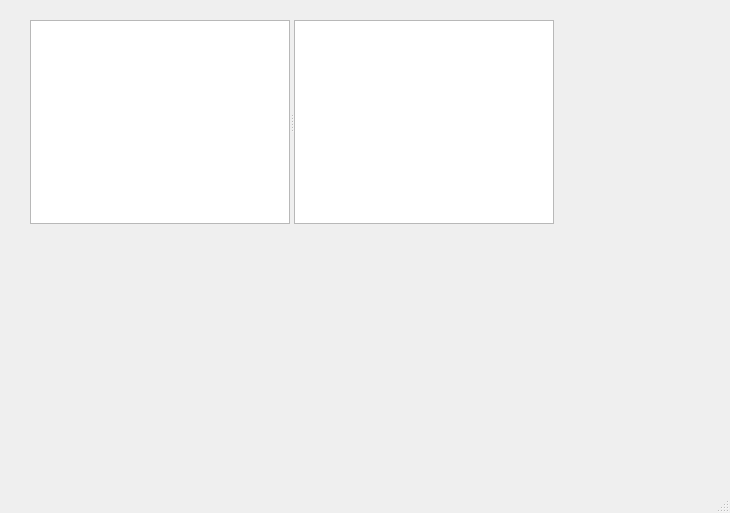
Ne-GH/Document, file DocumentTool/MainWindow.ui: the form before one commit.
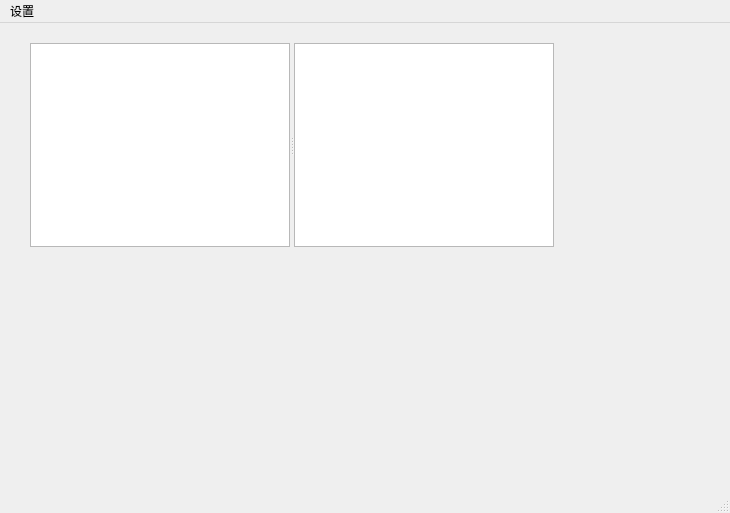
The form after the commit.

Commit message: 默认将文本编辑框设置为只读

Patch:
```diff
--- a/DocumentTool/MainWindow.ui
+++ b/DocumentTool/MainWindow.ui
@@ -57,6 +57,13 @@
      <height>32</height>
     </rect>
    </property>
+   <widget class="QMenu" name="menu">
+    <property name="title">
+     <string>设置</string>
+    </property>
+    <addaction name="read_only"/>
+   </widget>
+   <addaction name="menu"/>
   </widget>
   <widget class="QStatusBar" name="status_bar"/>
  </widget>
```
Left out of the diff: 5 changed lines with no effect on the pictures. The commit also changes 1 other file.
